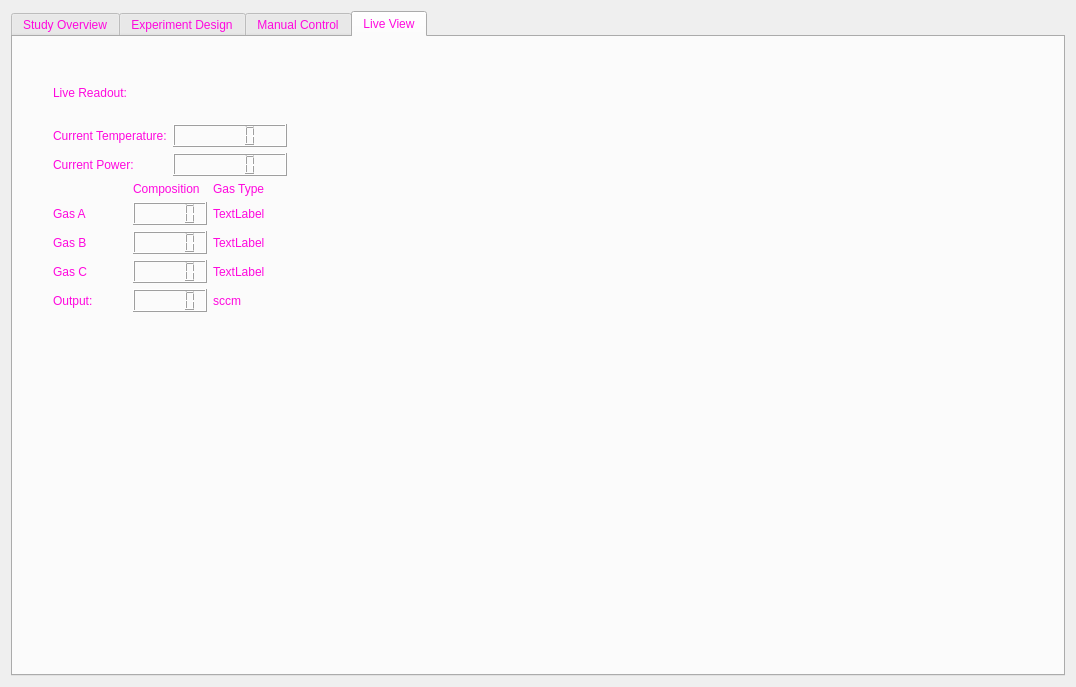
The window that reactorUI.ui (Dionne-Lab/catalight) describes before a commit, drawn with Qt 5.
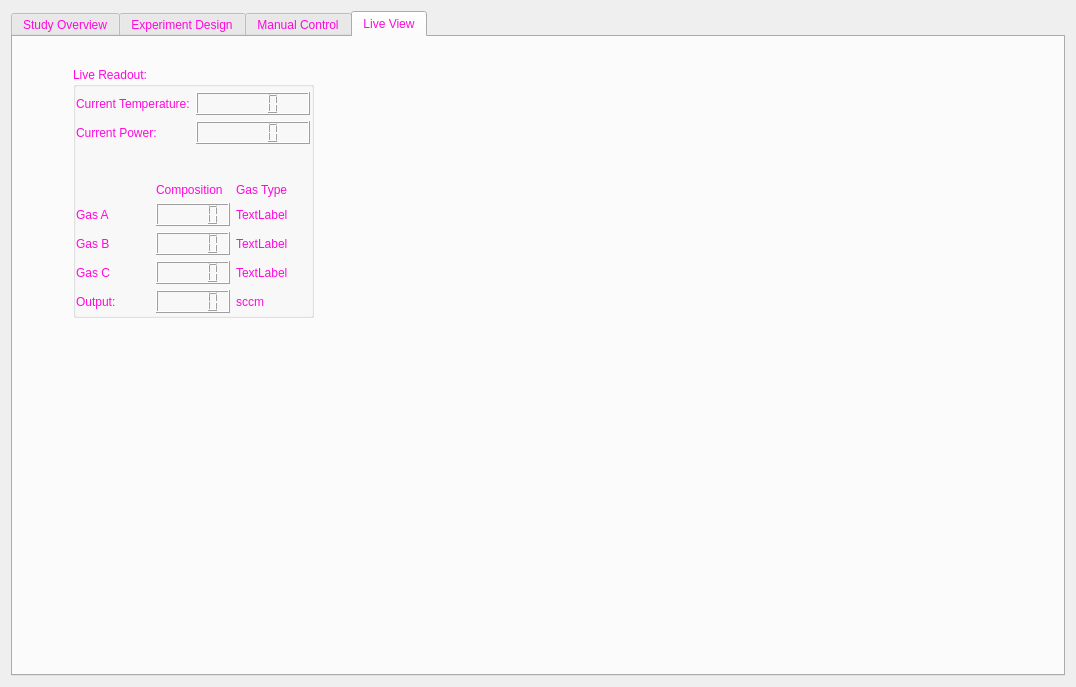
The same window after the commit. The open tabs and pages were chosen to show the change. Icons and pictures are not drawn.

Patch:
```diff
--- a/reactorUI.ui
+++ b/reactorUI.ui
@@ -1020,23 +1020,50 @@
       <attribute name="title">
        <string>Live View</string>
       </attribute>
-      <widget class="QWidget" name="layoutWidget_9">
+      <widget class="QLabel" name="label_37">
        <property name="geometry">
         <rect>
-         <x>40</x>
+         <x>810</x>
+         <y>520</y>
+         <width>211</width>
+         <height>91</height>
+        </rect>
+       </property>
+       <property name="text">
+        <string/>
+       </property>
+       <property name="pixmap">
+        <pixmap>gui_style_guides/drawing.svg</pixmap>
+       </property>
+       <property name="scaledContents">
+        <bool>true</bool>
+       </property>
+       <property name="alignment">
+        <set>Qt::AlignCenter</set>
+       </property>
+      </widget>
+      <widget class="QGroupBox" name="groupBox_3">
+       <property name="geometry">
+        <rect>
+         <x>60</x>
          <y>30</y>
+         <width>241</width>
+         <height>251</height>
+        </rect>
+       </property>
+       <property name="title">
+        <string>Live Readout:</string>
+       </property>
+       <widget class="QWidget" name="layoutWidget_9">
+        <property name="geometry">
+         <rect>
+          <x>3</x>
+          <y>25</y>
          <width>234</width>
-         <height>245</height>
+          <height>221</height>
         </rect>
        </property>
        <layout class="QVBoxLayout" name="verticalLiveReadout1_2">
-        <item>
-         <widget class="QLabel" name="label_90">
-          <property name="text">
-           <string>Live Readout:</string>
-          </property>
-         </widget>
-        </item>
         <item>
          <layout class="QFormLayout" name="formLayout_5">
           <item row="0" column="0">
@@ -1148,6 +1175,7 @@
          </layout>
         </item>
        </layout>
+       </widget>
       </widget>
      </widget>
     </widget>
```
Left out of the diff: 34 changed lines with no effect on the pictures. Lines whose indentation alone changed are shown as unchanged.
